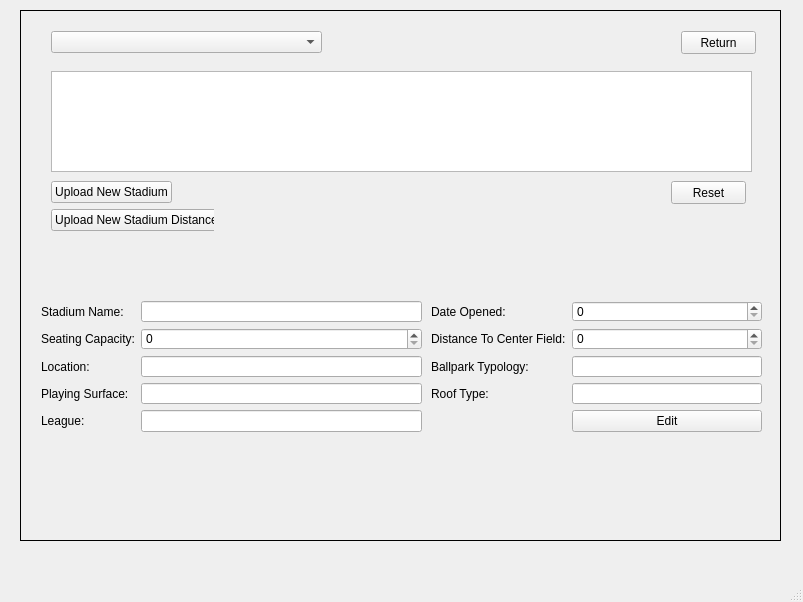
The window that CS1D_Project_2/mainwindow.ui (hicholasnu/Take-Me-Out-To-The-Ballgame) describes before a commit, drawn with Qt 5.
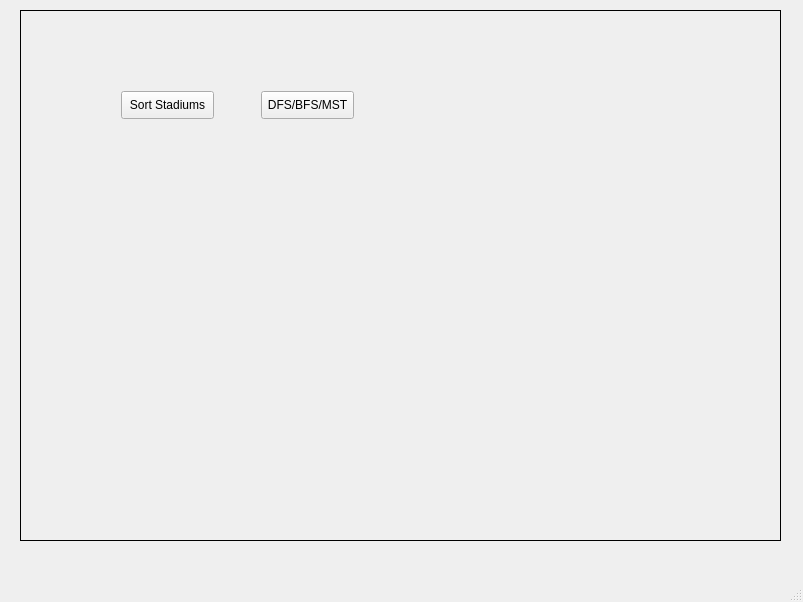
The same window after the commit.

Patch:
```diff
--- a/CS1D_Project_2/mainwindow.ui
+++ b/CS1D_Project_2/mainwindow.ui
@@ -39,7 +39,7 @@
      <enum>QFrame::Box</enum>
     </property>
     <property name="currentIndex">
-     <number>5</number>
+     <number>1</number>
     </property>
     <widget class="QWidget" name="LoginScreen">
      <property name="styleSheet">
@@ -181,6 +181,34 @@
       </property>
      </widget>
     </widget>
+    <widget class="QWidget" name="UserSelectionScreen">
+     <widget class="QPushButton" name="pushButtonToUserScreen">
+      <property name="geometry">
+       <rect>
+        <x>100</x>
+        <y>80</y>
+        <width>93</width>
+        <height>28</height>
+       </rect>
+      </property>
+      <property name="text">
+       <string>Sort Stadiums</string>
+      </property>
+     </widget>
+     <widget class="QPushButton" name="pushButtonToDFSBFSMSTScreen">
+      <property name="geometry">
+       <rect>
+        <x>240</x>
+        <y>80</y>
+        <width>93</width>
+        <height>28</height>
+       </rect>
+      </property>
+      <property name="text">
+       <string>DFS/BFS/MST</string>
+      </property>
+     </widget>
+    </widget>
     <widget class="QWidget" name="UserScreen">
      <property name="styleSheet">
       <string notr="true"/>
@@ -974,7 +1002,7 @@
         <x>20</x>
         <y>290</y>
         <width>381</width>
-        <height>131</height>
+        <height>140</height>
        </rect>
       </property>
       <layout class="QFormLayout" name="formLayout">
@@ -1040,7 +1068,7 @@
         <x>410</x>
         <y>290</y>
         <width>331</width>
-        <height>131</height>
+        <height>146</height>
        </rect>
       </property>
       <layout class="QFormLayout" name="formLayout_2">
@@ -1106,8 +1134,8 @@
        <rect>
         <x>30</x>
         <y>170</y>
-        <width>163</width>
-        <height>61</height>
+        <width>195</width>
+        <height>65</height>
        </rect>
       </property>
       <layout class="QFormLayout" name="formLayout_4">
```
Left out of the diff: 4 changed lines with no effect on the pictures.
